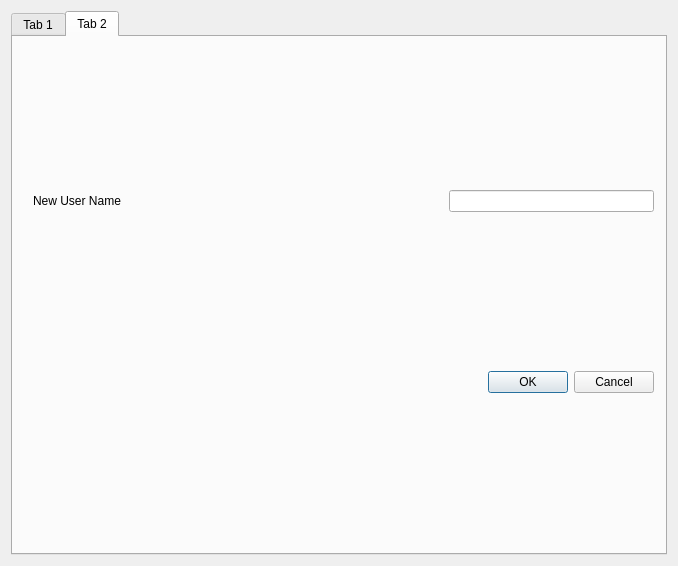
Above: Application/Application/AccountManagement.ui from abutlerboudakian/future_wallet before the change. Below: the same form after it.
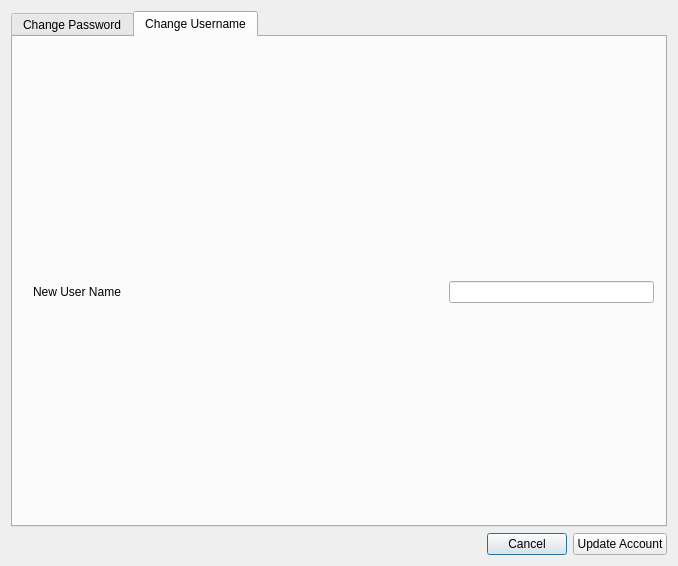
That is the form after the change. The open tabs and pages were chosen to show the change.

Commit message: Add Account Manage modal to update account information

What changed in the file:
```diff
--- a/Application/Application/AccountManagement.ui
+++ b/Application/Application/AccountManagement.ui
@@ -17,11 +17,11 @@
    <item>
     <widget class="QTabWidget" name="tabWidget">
      <property name="currentIndex">
-      <number>0</number>
+      <number>1</number>
      </property>
      <widget class="QWidget" name="ChangePass">
       <attribute name="title">
-       <string>Tab 1</string>
+       <string>Change Password</string>
       </attribute>
       <widget class="QWidget" name="verticalLayoutWidget">
        <property name="geometry">
@@ -68,7 +68,7 @@
            </spacer>
           </item>
           <item>
-           <widget class="QLineEdit" name="lineEdit_2"/>
+           <widget class="QLineEdit" name="newPassEdit"/>
           </item>
          </layout>
         </item>
@@ -107,26 +107,16 @@
            </spacer>
           </item>
           <item>
-           <widget class="QLineEdit" name="lineEdit"/>
+           <widget class="QLineEdit" name="confirmNewPassEdit"/>
           </item>
          </layout>
         </item>
-        <item>
-         <widget class="QDialogButtonBox" name="buttonBox">
-          <property name="orientation">
-           <enum>Qt::Horizontal</enum>
-          </property>
-          <property name="standardButtons">
-           <set>QDialogButtonBox::Cancel|QDialogButtonBox::Ok</set>
-          </property>
-         </widget>
-        </item>
        </layout>
       </widget>
      </widget>
      <widget class="QWidget" name="ChangeUser">
       <attribute name="title">
-       <string>Tab 2</string>
+       <string>Change Username</string>
       </attribute>
       <widget class="QWidget" name="verticalLayoutWidget_2">
        <property name="geometry">
@@ -137,9 +127,9 @@
          <height>511</height>
         </rect>
        </property>
-       <layout class="QVBoxLayout" name="ChangePass_3">
+       <layout class="QVBoxLayout" name="ChangeUser_2">
         <item>
-         <layout class="QHBoxLayout" name="OldPass_2">
+         <layout class="QHBoxLayout" name="UserName">
           <item>
            <widget class="QLabel" name="label_4">
             <property name="sizePolicy">
@@ -173,25 +163,46 @@
            </spacer>
           </item>
           <item>
-           <widget class="QLineEdit" name="lineEdit_4"/>
+           <widget class="QLineEdit" name="changeUserEdit"/>
           </item>
          </layout>
         </item>
-        <item>
-         <widget class="QDialogButtonBox" name="buttonBox_2">
-          <property name="orientation">
-           <enum>Qt::Horizontal</enum>
-          </property>
-          <property name="standardButtons">
-           <set>QDialogButtonBox::Cancel|QDialogButtonBox::Ok</set>
-          </property>
-         </widget>
-        </item>
        </layout>
       </widget>
      </widget>
     </widget>
    </item>
+   <item>
+    <layout class="QHBoxLayout" name="horizontalLayout">
+     <item>
+      <spacer name="horizontalSpacer_3">
+       <property name="orientation">
+        <enum>Qt::Horizontal</enum>
+       </property>
+       <property name="sizeHint" stdset="0">
+        <size>
+         <width>40</width>
+         <height>20</height>
+        </size>
+       </property>
+      </spacer>
+     </item>
+     <item>
+      <widget class="QPushButton" name="cancelUpdateAccount">
+       <property name="text">
+        <string>Cancel</string>
+       </property>
+      </widget>
+     </item>
+     <item>
+      <widget class="QPushButton" name="UpdateAccount">
+       <property name="text">
+        <string>Update Account</string>
+       </property>
+      </widget>
+     </item>
+    </layout>
+   </item>
   </layout>
  </widget>
  <resources/>
```
The commit also changes 8 other files.
